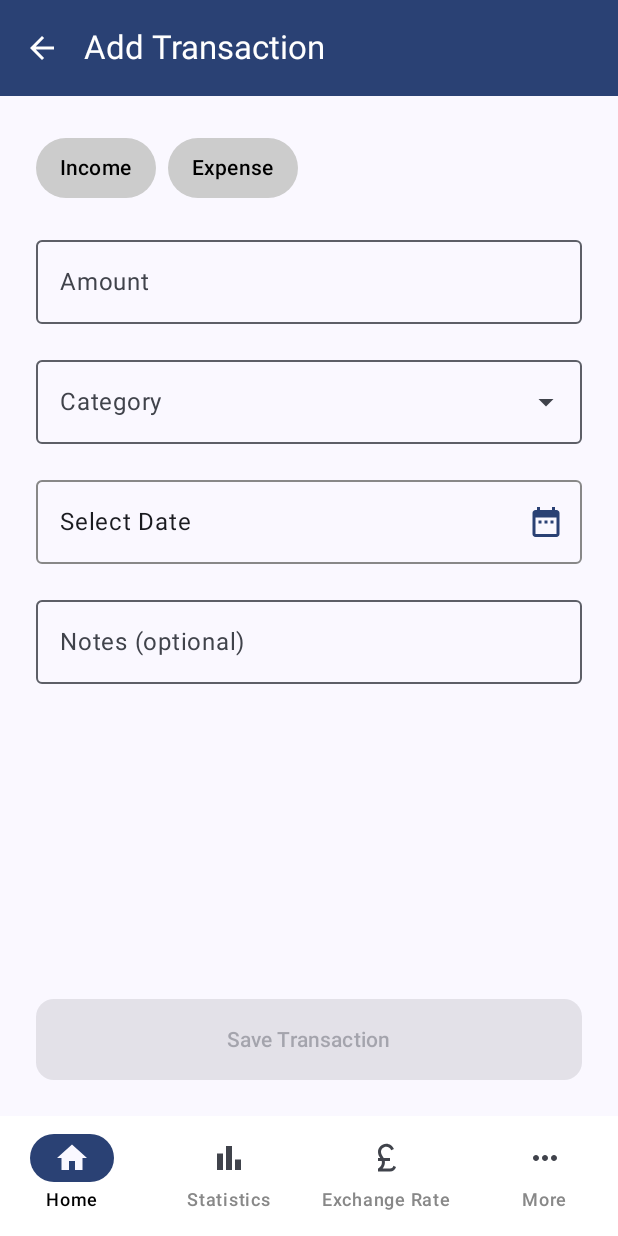
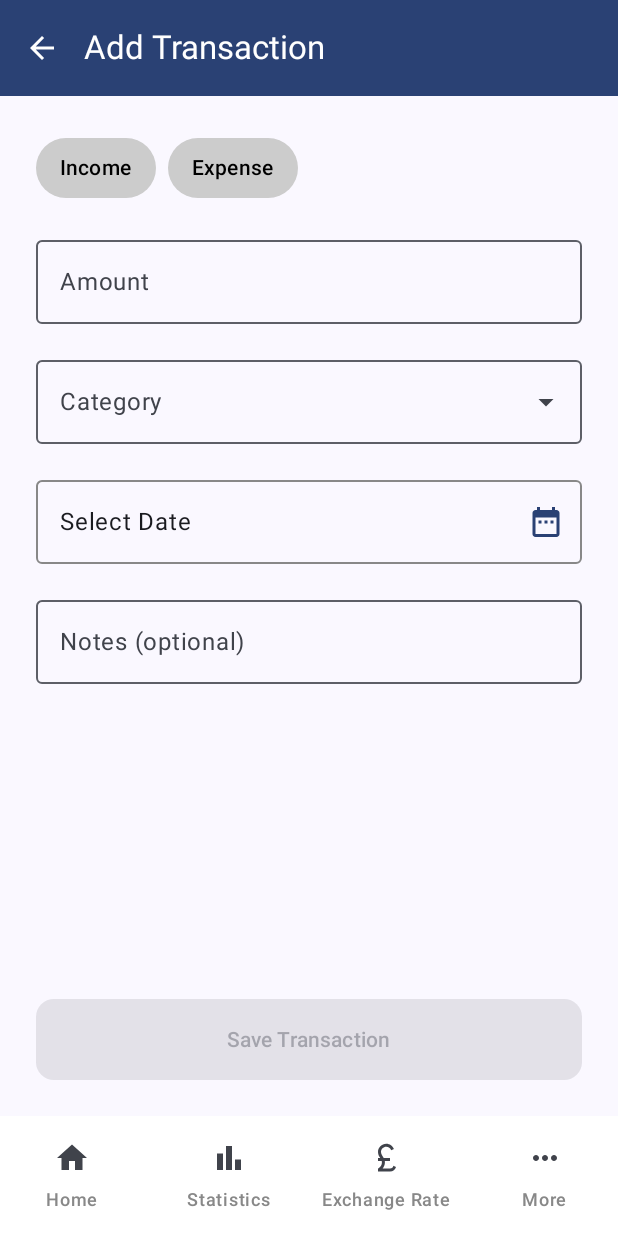
Before and after one commit to Alaaelfeshawy/PersonalFinanceTracker, an Android app built with Jetpack Compose: the screen it shows after launch (MainActivity), after a tap on "Add Transaction", on a phone screen of 412 x 824 dp. Run offline under Robolectric (Android 15) with nearby library versions, the phone set to English and light mode, and no system bars; our stand-ins replace Dagger/Hilt's generated code, Room's generated code.

Commit message:
implement navigation currency conversion modules

```diff
--- a/app/src/main/java/example/app/personalfinancetracker/MainActivity.kt
+++ b/app/src/main/java/example/app/personalfinancetracker/MainActivity.kt
@@ -3,6 +3,7 @@ package example.app.personalfinancetracker
 import android.os.Bundle
 import androidx.activity.ComponentActivity
 import androidx.activity.compose.setContent
+import androidx.activity.enableEdgeToEdge
 import dagger.hilt.android.AndroidEntryPoint
 import example.app.personalfinancetracker.ui.theme.PersonalFinanceTrackerTheme
 import example.app.presentation.navigation.AppNavigator
@@ -11,6 +12,8 @@ import example.app.presentation.navigation.AppNavigator
 class MainActivity : ComponentActivity() {
     override fun onCreate(savedInstanceState: Bundle?) {
         super.onCreate(savedInstanceState)
+        enableEdgeToEdge()
+
         setContent {
             PersonalFinanceTrackerTheme {
                 AppNavigator()
--- a/presentation/src/main/java/example/app/presentation/navigation/BottomNavigationBar.kt
+++ b/presentation/src/main/java/example/app/presentation/navigation/BottomNavigationBar.kt
@@ -12,10 +12,12 @@ import androidx.compose.material3.NavigationBarItem
 import androidx.compose.material3.NavigationBarItemDefaults
 import androidx.compose.material3.Text
 import androidx.compose.runtime.Composable
+import androidx.compose.runtime.getValue
 import androidx.compose.runtime.mutableIntStateOf
 import androidx.compose.runtime.saveable.rememberSaveable
 import androidx.compose.ui.graphics.Color
 import androidx.navigation.NavController
+import androidx.navigation.compose.currentBackStackEntryAsState
 
 @Composable
 fun BottomNavigationBar(navController: NavController) {
@@ -44,13 +46,16 @@ fun BottomNavigationBar(navController: NavController) {
     val selectedNavigationIndex = rememberSaveable {
         mutableIntStateOf(0)
     }
+    val navBackStackEntry by navController.currentBackStackEntryAsState()
+    val currentRoute = MainDashboardRoutes.fromRoute(navBackStackEntry?.destination?.route)
 
     NavigationBar(
         containerColor = Color.White
     ) {
+
         items.forEachIndexed { index, item ->
             NavigationBarItem(
-                selected = selectedNavigationIndex.intValue == index,
+                selected = currentRoute == item.route,
                 onClick = {
                     selectedNavigationIndex.intValue = index
                     navController.navigate(item.route)
@@ -61,7 +66,7 @@ fun BottomNavigationBar(navController: NavController) {
                 label = {
                     Text(
                         item.title,
-                        color = if (index == selectedNavigationIndex.intValue)
+                        color = if (currentRoute == item.route)
                             Color.Black
                         else Color.Gray
                     )
--- a/presentation/src/main/java/example/app/presentation/navigation/MainDashboardRoutes.kt
+++ b/presentation/src/main/java/example/app/presentation/navigation/MainDashboardRoutes.kt
@@ -14,4 +14,16 @@ sealed interface MainDashboardRoutes{
     @Serializable
     data object Settings : MainDashboardRoutes
 
+    companion object {
+        fun fromRoute(fullPath: String?): MainDashboardRoutes? {
+            val route = fullPath?.substringAfterLast(".")
+            return when (route) {
+                "Home" -> Home
+                "BudgetPlanning" -> BudgetPlanning
+                "ExchangeRate" -> ExchangeRate
+                "Settings" -> Settings
+                else -> null
+            }
+        }
+    }
 }
```
